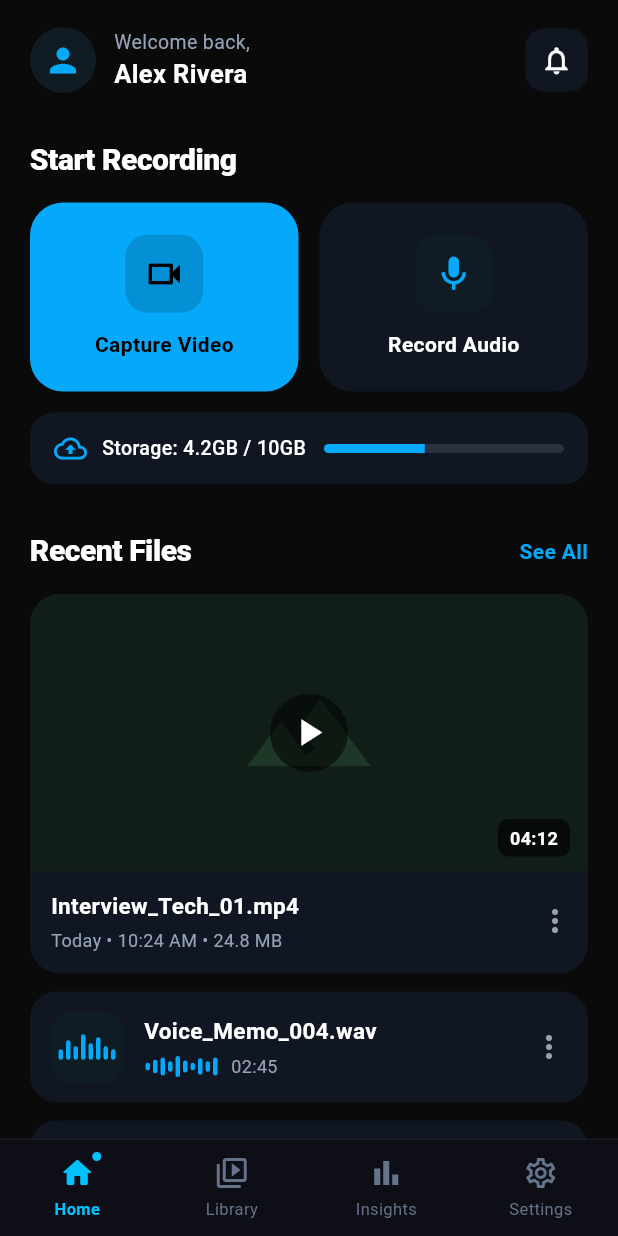
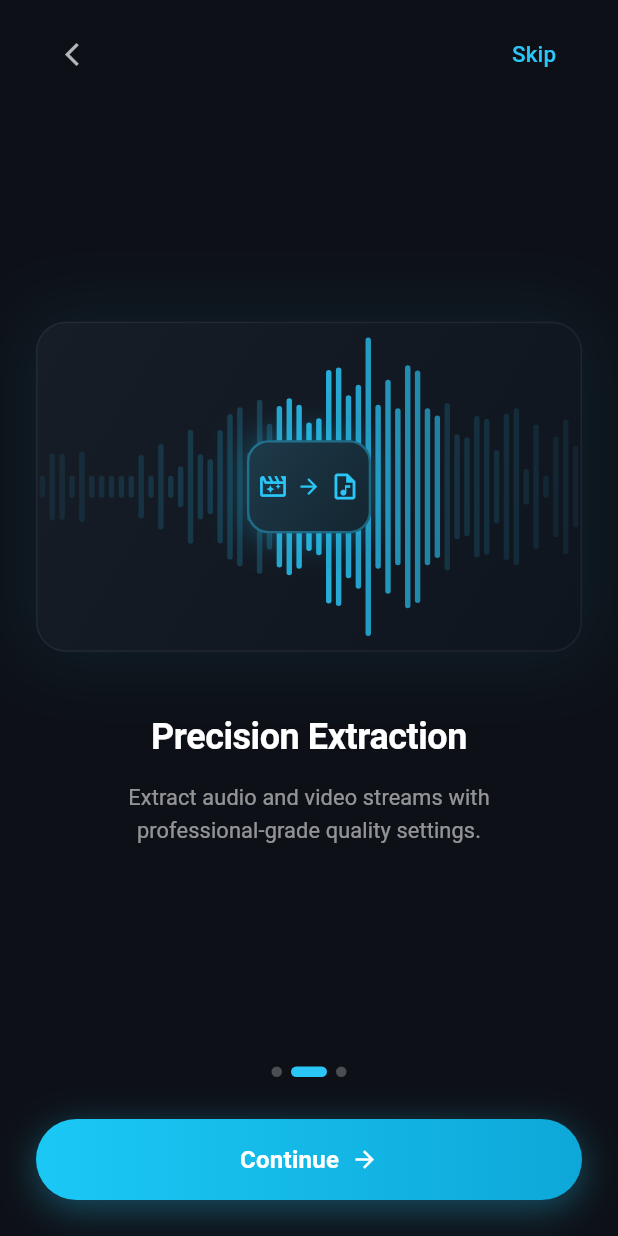
Before and after one commit to Shrook5Khattab31/Media_App, a Flutter app: the screen it shows after launch, on a phone screen of 412 x 824 dp. Run offline on Flutter 3.47's test engine with Material 3 defaults, Android fonts, the light colour scheme and no system bars.

Commit message:
+ added OnBoarding_Screen2

```diff
--- /dev/null
+++ b/lib/Screens/onBoarding_2.dart
@@ -0,0 +1,417 @@
+import 'dart:math' as math;
+import 'package:flutter/material.dart';
+import 'package:network/Utils/routeNames.dart';
+class OnboardingScreen extends StatefulWidget {
+  const OnboardingScreen({super.key});
+
+  @override
+  State<OnboardingScreen> createState() => _OnboardingScreenState();
+}
+
+class _OnboardingScreenState extends State<OnboardingScreen>
+    with TickerProviderStateMixin {
+  late AnimationController _waveController;
+  late AnimationController _pulseController;
+  late AnimationController _fadeController;
+
+  late Animation<double> _fadeAnimation;
+  late Animation<double> _slideAnimation;
+
+  @override
+  void initState() {
+    super.initState();
+
+    _waveController = AnimationController(
+      vsync: this,
+      duration: const Duration(seconds: 3),
+    )..repeat();
+
+    _pulseController = AnimationController(
+      vsync: this,
+      duration: const Duration(milliseconds: 1500),
+    )..repeat(reverse: true);
+
+    _fadeController = AnimationController(
+      vsync: this,
+      duration: const Duration(milliseconds: 900),
+    );
+
+    _fadeAnimation = CurvedAnimation(
+      parent: _fadeController,
+      curve: Curves.easeOut,
+    );
+
+    _slideAnimation = Tween<double>(begin: 30, end: 0).animate(
+      CurvedAnimation(parent: _fadeController, curve: Curves.easeOut),
+    );
+
+    _fadeController.forward();
+  }
+
+  @override
+  void dispose() {
+    _waveController.dispose();
+    _pulseController.dispose();
+    _fadeController.dispose();
+    super.dispose();
+  }
+
+  @override
+  Widget build(BuildContext context) {
+    return Scaffold(
+      backgroundColor: const Color(0xFF0D1117),
+      body: SafeArea(
+        child: Padding(
+          padding: const EdgeInsets.symmetric(horizontal: 24),
+          child: Column(
+            children: [
+              // Top bar
+              Padding(
+                padding: const EdgeInsets.only(top: 12, bottom: 8),
+                child: Row(
+                  mainAxisAlignment: MainAxisAlignment.spaceBetween,
+                  children: [
+                    IconButton(
+                      icon: const Icon(Icons.arrow_back_ios_new,
+                          color: Colors.white70, size: 18),
+                      onPressed: () {},
+                    ),
+                    TextButton(
+                      onPressed: () {
+                        Navigator.pushReplacementNamed(context, RouteNames.dashboard);
+                      },
+                      child: const Text(
+                        'Skip',
+                        style: TextStyle(
+                          color: Color(0xFF29C6F7),
+                          fontSize: 15,
+                          fontWeight: FontWeight.w500,
+                        ),
+                      ),
+                    ),
+                  ],
+                ),
+              ),
+
+              const Spacer(),
+
+              // Animated illustration card
+              AnimatedBuilder(
+                animation: _fadeAnimation,
+                builder: (context, child) {
+                  return Opacity(
+                    opacity: _fadeAnimation.value,
+                    child: Transform.translate(
+                      offset: Offset(0, _slideAnimation.value * 0.5),
+                      child: child,
+                    ),
+                  );
+                },
+                child: Container(
+                  height: 220,
+                  width: double.infinity,
+                  decoration: BoxDecoration(
+                    borderRadius: BorderRadius.circular(20),
+                    gradient: const LinearGradient(
+                      begin: Alignment.topLeft,
+                      end: Alignment.bottomRight,
+                      colors: [
+                        Color(0xFF161D27),
+                        Color(0xFF0F151E),
+                      ],
+                    ),
+                    border: Border.all(
+                      color: Colors.white.withOpacity(0.06),
+                      width: 1,
+                    ),
+                    boxShadow: [
+                      BoxShadow(
+                        color: const Color(0xFF29C6F7).withOpacity(0.08),
+                        blurRadius: 40,
+                        spreadRadius: 5,
+                      ),
+                    ],
+                  ),
+                  child: ClipRRect(
+                    borderRadius: BorderRadius.circular(20),
+                    child: Stack(
+                      alignment: Alignment.center,
+                      children: [
+                        // Waveform background
+                        AnimatedBuilder(
+                          animation: _waveController,
+                          builder: (context, _) {
+                            return CustomPaint(
+                              size: const Size(double.infinity, 220),
+                              painter: WaveformPainter(
+                                progress: _waveController.value,
+                                pulseValue: _pulseController.value,
+                              ),
+                            );
+                          },
+                        ),
+
+                        // Center icon card
+                        AnimatedBuilder(
+                          animation: _pulseController,
+                          builder: (context, child) {
+                            return Transform.scale(
+                              scale: 1.0 + (_pulseController.value * 0.04),
+                              child: child,
+                            );
+                          },
+                          child: Container(
+                            width: 80,
+                            height: 60,
+                            decoration: BoxDecoration(
+                              borderRadius: BorderRadius.circular(14),
+                              gradient: const LinearGradient(
+                                begin: Alignment.topLeft,
+                                end: Alignment.bottomRight,
+                                colors: [
+                                  Color(0xFF1E3A4A),
+                                  Color(0xFF132530),
+                                ],
+                              ),
+                              border: Border.all(
+                                color:
+                                const Color(0xFF29C6F7).withOpacity(0.4),
+                                width: 1.5,
+                              ),
+                              boxShadow: [
+                                BoxShadow(
+                                  color: const Color(0xFF29C6F7)
+                                      .withOpacity(0.3),
+                                  blurRadius: 20,
+                                  spreadRadius: 2,
+                                ),
+                              ],
+                            ),
+                            child: Row(
+                              mainAxisAlignment: MainAxisAlignment.spaceEvenly,
+                              children: [
+                                const Icon(Icons.movie_filter_outlined,
+                                    color: Color(0xFF29C6F7), size: 20),
+                                const Icon(Icons.arrow_forward,
+                                    color: Color(0xFF29C6F7), size: 16),
+                                const Icon(Icons.audio_file_outlined,
+                                    color: Color(0xFF29C6F7), size: 20),
+                              ],
+                            ),
+                          ),
+                        ),
+                      ],
+                    ),
+                  ),
+                ),
+              ),
+
+              const SizedBox(height: 40),
+
+              // Text content
+              AnimatedBuilder(
+                animation: _fadeAnimation,
+                builder: (context, child) {
+                  return Opacity(
+                    opacity: _fadeAnimation.value,
+                    child: Transform.translate(
+                      offset: Offset(0, _slideAnimation.value),
+                      child: child,
+                    ),
+                  );
+                },
+                child: Column(
+                  children: [
+                    const Text(
+                      'Precision Extraction',
+                      style: TextStyle(
+                        color: Colors.white,
+                        fontSize: 24,
+                        fontWeight: FontWeight.w700,
+                        letterSpacing: -0.3,
+                      ),
+                      textAlign: TextAlign.center,
+                    ),
+                    const SizedBox(height: 12),
+                    Text(
+                      'Extract audio and video streams with\nprofessional-grade quality settings.',
+                      style: TextStyle(
+                        color: Colors.white.withOpacity(0.55),
+                        fontSize: 14.5,
+                        height: 1.55,
+                        letterSpacing: 0.1,
+                      ),
+                      textAlign: TextAlign.center,
+                    ),
+                  ],
+                ),
+              ),
+
+              const Spacer(),
+
+              // Page indicator dots
+              Row(
+                mainAxisAlignment: MainAxisAlignment.center,
+                children: [
+                  _buildDot(false),
+                  const SizedBox(width: 6),
+                  _buildDot(true),
+                  const SizedBox(width: 6),
+                  _buildDot(false),
+                ],
+              ),
+
+              const SizedBox(height: 28),
+
+              // Continue button
+              AnimatedBuilder(
+                animation: _fadeAnimation,
+                builder: (context, child) {
+                  return Opacity(
+                    opacity: _fadeAnimation.value,
+                    child: child,
+                  );
+                },
+                child: SizedBox(
+                  width: double.infinity,
+                  height: 54,
+                  child: DecoratedBox(
+                    decoration: BoxDecoration(
+                      borderRadius: BorderRadius.circular(30),
+                      gradient: const LinearGradient(
+                        colors: [Color(0xFF1BC8F5), Color(0xFF0DA8D8)],
+                      ),
+                      boxShadow: [
+                        BoxShadow(
+                          color: const Color(0xFF29C6F7).withOpacity(0.35),
+                          blurRadius: 20,
+                          offset: const Offset(0, 6),
+                        ),
+                      ],
+                    ),
+                    child: ElevatedButton(
+                      onPressed: () { //Todo: onboarding3
+                        Navigator.pushReplacementNamed(context, RouteNames.dashboard);
+                      },
+                      style: ElevatedButton.styleFrom(
+                        backgroundColor: Colors.transparent,
+                        shadowColor: Colors.transparent,
+                        shape: RoundedRectangleBorder(
+                          borderRadius: BorderRadius.circular(30),
+                        ),
+                      ),
+                      child: const Row(
+                        mainAxisAlignment: MainAxisAlignment.center,
+                        children: [
+                          Text(
+                            'Continue',
+                            style: TextStyle(
+                              color: Colors.white,
+                              fontSize: 16,
+                              fontWeight: FontWeight.w600,
+                              letterSpacing: 0.2,
+                            ),
+                          ),
+                          SizedBox(width: 8),
+                          Icon(Icons.arrow_forward,
+                              color: Colors.white, size: 18),
+                        ],
+                      ),
+                    ),
+                  ),
+                ),
+              ),
+
+              const SizedBox(height: 24),
+            ],
+          ),
+        ),
+      ),
+    );
+  }
+
+  Widget _buildDot(bool isActive) {
+    return AnimatedContainer(
+      duration: const Duration(milliseconds: 300),
+      width: isActive ? 24 : 7,
+      height: 7,
+      decoration: BoxDecoration(
+        color: isActive
+            ? const Color(0xFF29C6F7)
+            : Colors.white.withOpacity(0.25),
+        borderRadius: BorderRadius.circular(4),
+      ),
+    );
+  }
+}
+
+class WaveformPainter extends CustomPainter {
+  final double progress;
+  final double pulseValue;
+
+  WaveformPainter({required this.progress, required this.pulseValue});
+
+  @override
+  void paint(Canvas canvas, Size size) {
+    final centerY = size.height / 2;
+    final random = math.Random(42);
+
+    // Draw waveform bars
+    const barCount = 55;
+    final barWidth = size.width / barCount;
+
+    for (int i = 0; i < barCount; i++) {
+      final x = i * barWidth + barWidth / 2;
+
+      // Create varied heights
+      final baseHeight = random.nextDouble() * 0.55 + 0.08;
+      final wave = math.sin((i / barCount * 2 * math.pi) +
+          (progress * 2 * math.pi)) *
+          0.25;
+      final pulse = math.sin(progress * 2 * math.pi + i * 0.15) * 0.12;
+
+      final barHeight = (baseHeight + wave + pulse).clamp(0.05, 0.9);
+      final halfHeight = (centerY * barHeight);
+
+      // Distance from center for color gradient
+      final distFromCenter = (x - size.width / 2).abs() / (size.width / 2);
+      final opacity = (1 - distFromCenter * 0.7).clamp(0.15, 1.0);
+
+      // Active area highlight
+      final isActive = (i / barCount - progress).abs() < 0.15 ||
+          ((i / barCount - progress) + 1).abs() < 0.15;
+
+      final paint = Paint()
+        ..color = isActive
+            ? const Color(0xFF29C6F7).withOpacity(opacity * 0.9)
+            : const Color(0xFF29C6F7).withOpacity(opacity * 0.25)
+        ..strokeWidth = barWidth * 0.55
+        ..strokeCap = StrokeCap.round;
+
+      canvas.drawLine(
+        Offset(x, centerY - halfHeight),
+        Offset(x, centerY + halfHeight),
+        paint,
+      );
+    }
+
+    // Subtle center glow
+    final glowPaint = Paint()
+      ..shader = RadialGradient(
+        colors: [
+          const Color(0xFF29C6F7).withOpacity(0.12 + pulseValue * 0.06),
+          Colors.transparent,
+        ],
+      ).createShader(Rect.fromCenter(
+        center: Offset(size.width / 2, centerY),
+        width: size.width * 0.6,
+        height: size.height * 0.6,
+      ));
+
+    canvas.drawRect(Rect.fromLTWH(0, 0, size.width, size.height), glowPaint);
+  }
+
+  @override
+  bool shouldRepaint(WaveformPainter oldDelegate) =>
+      oldDelegate.progress != progress || oldDelegate.pulseValue != pulseValue;
+}
--- a/lib/Screens/splash_screen.dart
+++ b/lib/Screens/splash_screen.dart
@@ -31,7 +31,7 @@ class _SplashScreenState extends State<SplashScreen>
     _controller.repeat(reverse: true);
 
     Future.delayed(const Duration(seconds: 3), () {
-      Navigator.pushReplacementNamed(context, RouteNames.dashboard);
+      Navigator.pushReplacementNamed(context, RouteNames.onBoarding2);
     });
   }
 
@@ -74,7 +74,6 @@ class _SplashScreenState extends State<SplashScreen>
 
             const Spacer(),
 
-            /// الزرار + الأنيميشن
             FadeTransition(
               opacity: _fadeAnimation,
               child: ScaleTransition(
@@ -167,7 +166,6 @@ class _SplashScreenState extends State<SplashScreen>
 
             const Spacer(),
 
-            /// النقاط
             Row(
               mainAxisAlignment: MainAxisAlignment.center,
               children: [
--- a/lib/Utils/routeNames.dart
+++ b/lib/Utils/routeNames.dart
@@ -1,4 +1,5 @@
 class RouteNames{
   static const String dashboard='Dashboard';
   static const String splashScreen='Splash';
+  static const String onBoarding2= 'OnBoarding2';
 }
--- a/lib/main.dart
+++ b/lib/main.dart
@@ -1,6 +1,7 @@
 import 'package:flutter/material.dart';
 import 'package:network/Screens/dashboard.dart';
 import 'package:network/Screens/splash_screen.dart';
+import 'Screens/onBoarding_2.dart';
 import 'Utils/routeNames.dart';
 
 void main() {
@@ -18,6 +19,7 @@ class MediaApp extends StatelessWidget {
       routes: {
         RouteNames.dashboard:(context)=>Dashboard(),
         RouteNames.splashScreen:(context)=>SplashScreen(),
+        RouteNames.onBoarding2:(context)=>OnboardingScreen(),
       },
     );
   }
```
